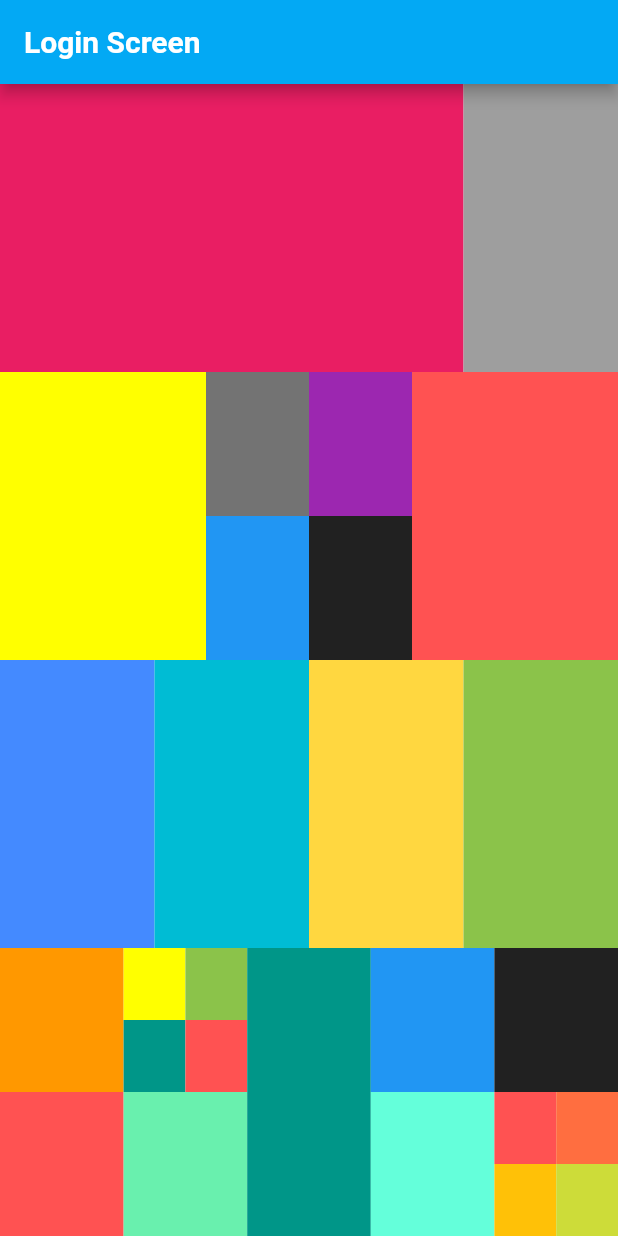
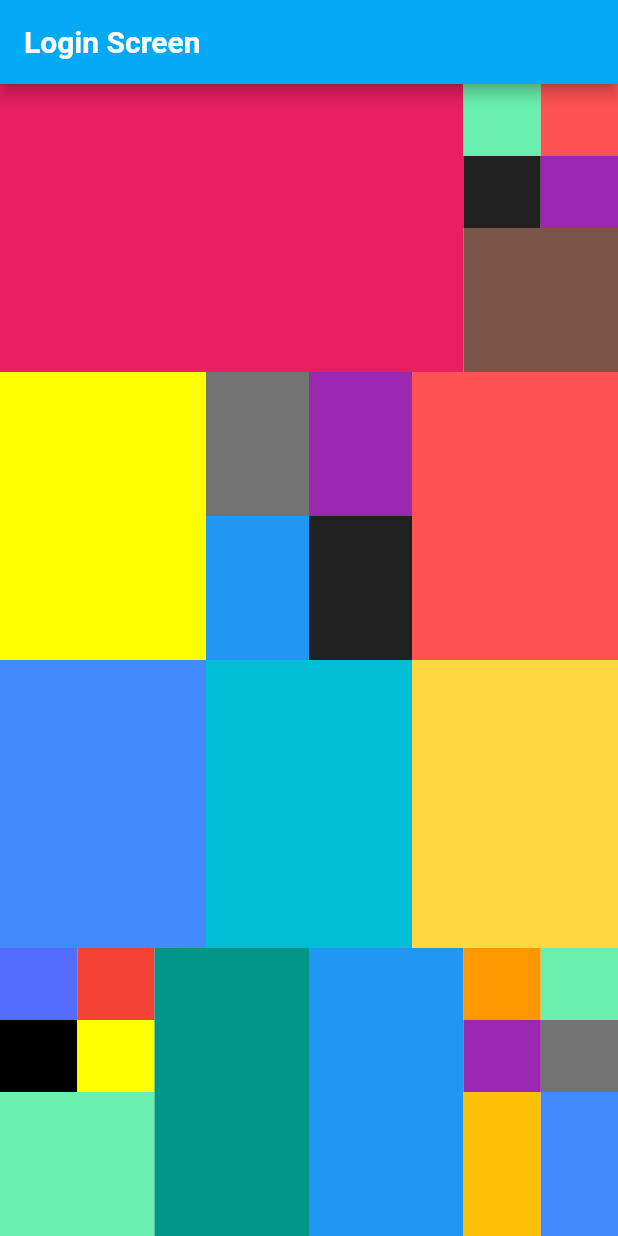
Before and after one commit to Darsh-Bhoraniya/Flutter, a Flutter app: the screen it shows after launch, on a phone screen of 412 x 824 dp. Run offline on Flutter 3.47's test engine with Material 2 defaults, Android fonts, the phone set to English and light mode, and no system bars.

Commit message:
Initial Commit

```diff
--- a/lib/login.dart
+++ b/lib/login.dart
@@ -35,8 +35,34 @@ class Login extends StatelessWidget {
                 ),
 
                 Expanded(
-                  child: Container(
-                    color: Colors.grey,
+                  child: Column(
+                    children: [
+                      Expanded(
+                        child: Row(
+                          children: [
+                            Expanded(
+                              child: Column(
+                                children: [
+                                  Expanded(child: Container(color: Colors.greenAccent,),),
+                                  Expanded(child: Container(color: Colors.black87,),),
+                                ],
+                              ),
+                            ),
+                            Expanded(
+                              child: Column(
+                                children: [
+                                  Expanded(child: Container(color: Colors.redAccent,),),
+                                  Expanded(child: Container(color: Colors.purple,),),
+                                ],
+                              ),
+                            ),
+                          ],
+                        ),
+                      ),
+                      Expanded(
+                        child: Container(color: Colors.brown),
+                      )
+                    ],
                   ),
                 ),
               ],
@@ -108,11 +134,11 @@ class Login extends StatelessWidget {
                     color: Colors.amberAccent,
                   ),
                 ),
-                Expanded(
-                  child: Container(
-                    color: Colors.lightGreen,
-                  ),
-                ),
+                // Expanded(
+                //   child: Container(
+                //     color: Colors.lightGreen,
+                //   ),
+                // ),
               ],
             ),
           ),
@@ -124,14 +150,24 @@ class Login extends StatelessWidget {
                   child: Column(
                     children: [
                       Expanded(
-                        child: Container(color: Colors.orange),
-                      ),
-                      Expanded(
-                        child: Container(color: Colors.redAccent),
-                      )
-                    ],
-                  ),
-                ),
+                        child: Row(
+                          children: [
+                            // Expanded(
+                            //   child: Column(
+                            //     children: [
+                            //       Expanded(
+                            //         child: Container(
+                            //           color: Colors.yellowAccent,
+                            //         ),
+                            //       ),
+                            //       Expanded(
+                            //         child: Container(
+                            //           color: Colors.teal,
+                            //         ),
+                            //       ),
+                            //     ],
+                            //   ),
+                            // ),
                             Expanded(
                               child: Column(
                                 children: [
@@ -139,32 +175,32 @@ class Login extends StatelessWidget {
                                     child: Row(
                                       children: [
                                         Expanded(
-                              child: Column(
+                                          child: Container(
+                                            color: Colors.indigoAccent,
+                                          ),
+                                        ),
+                                        Expanded(
+                                          child: Container(
+                                            color: Colors.red,
+                                          ),
+                                        )
+                                      ],
+                                    ),
+                                  ),
+                                  Expanded(
+                                    child: Row(
                                       children: [
+                                        Expanded(
+                                          child: Container(
+                                            color: Colors.black,
+                                          ),
+                                        ),
                                         Expanded(
                                           child: Container(
                                             color: Colors.yellowAccent,
                                           ),
-                                  ),
-                                  Expanded(
-                                    child: Container(
-                                      color: Colors.teal,
-                                    ),
-                                  ),
+                                        )
                                       ],
-                              ),
-                            ),
-                            Expanded(
-                              child: Column(
-                                children: [
-                                  Expanded(
-                                    child: Container(
-                                      color: Colors.lightGreen,
-                                    ),
-                                  ),
-                                  Expanded(
-                                    child: Container(
-                                      color: Colors.redAccent,
                                     ),
                                   ),
                                 ],
@@ -190,9 +226,6 @@ class Login extends StatelessWidget {
                       Expanded(
                         child: Container(color: Colors.blue),
                       ),
-                      Expanded(
-                        child: Container(color: Colors.tealAccent),
-                      )
                     ],
                   ),
                 ),
@@ -200,7 +233,53 @@ class Login extends StatelessWidget {
                   child: Column(
                     children: [
                       Expanded(
-                        child: Container(color: Colors.black87),
+                        child: Row(
+                          children: [
+                            // Expanded(
+                            //   child: Container(
+                            //     color: Colors.lightGreen,
+                            //   ),
+                            // ),
+                            Expanded(
+                              child: Row(
+                                children: [
+                                  Expanded(
+                                    child: Column(
+                                      children: [
+                                        Expanded(
+                                          child: Container(
+                                            color: Colors.orange,
+                                          ),
+                                        ),
+                                        Expanded(
+                                          child: Container(
+                                            color: Colors.purple,
+                                          ),
+                                        ),
+                                      ],
+                                    ),
+                                  ),
+                                  Expanded(
+                                    child: Column(
+                                      children: [
+                                        Expanded(
+                                          child: Container(
+                                            color: Colors.greenAccent,
+                                          ),
+                                        ),
+                                        Expanded(
+                                          child: Container(
+                                            color: Colors.black54,
+                                          ),
+                                        ),
+                                      ],
+                                    ),
+                                  ),
+                                ],
+                              ),
+                            ),
+                          ],
+                        ),
                       ),
                       Expanded(
                         child: Column(
@@ -208,19 +287,6 @@ class Login extends StatelessWidget {
                             Expanded(
                               child: Row(
                                 children: [
-                                  Expanded(
-                                    child: Container(
-                                      color: Colors.redAccent,
-                                    ),
-                                  ),
-                                  Expanded(
-                                    child: Container(
-                                      color: Colors.deepOrangeAccent,
-                                    ),
-                                  ),
-                                ],
-                              ),
-                            ),
                                   Expanded(
                                     child: Row(
                                       children: [
@@ -231,7 +297,10 @@ class Login extends StatelessWidget {
                                         ),
                                         Expanded(
                                           child: Container(
-                                      color: Colors.lime,
+                                            color: Colors.blueAccent,
+                                          ),
+                                        )
+                                      ],
                                     ),
                                   ),
                                 ],
```
Lines whose indentation alone changed are shown as unchanged.
